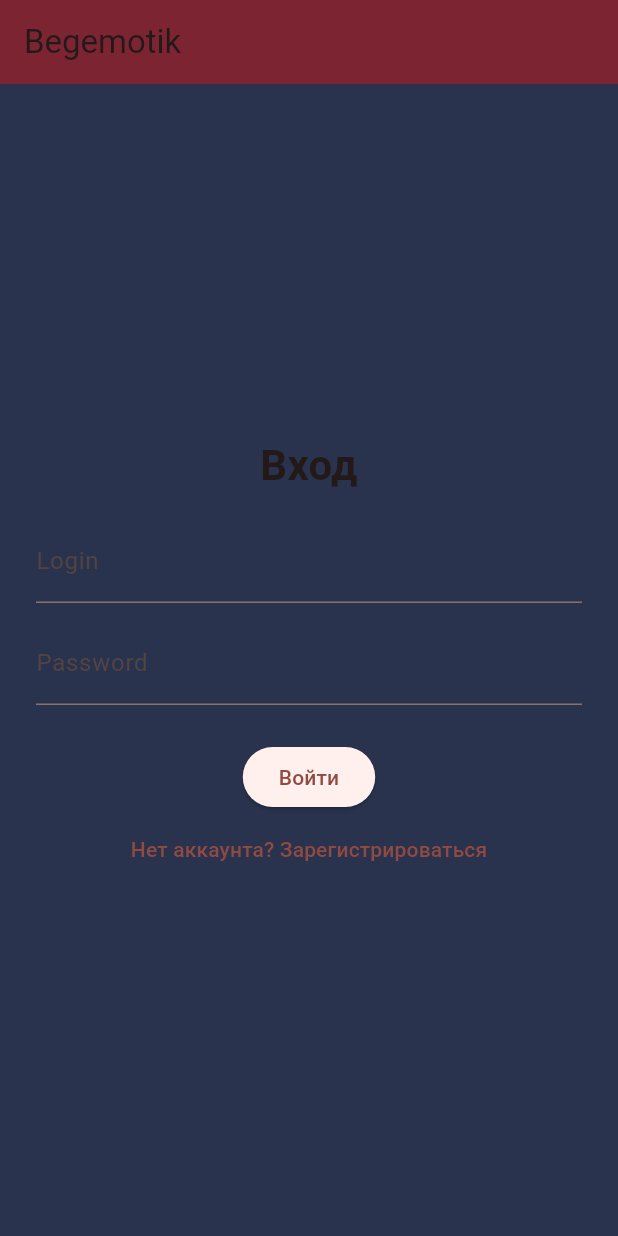
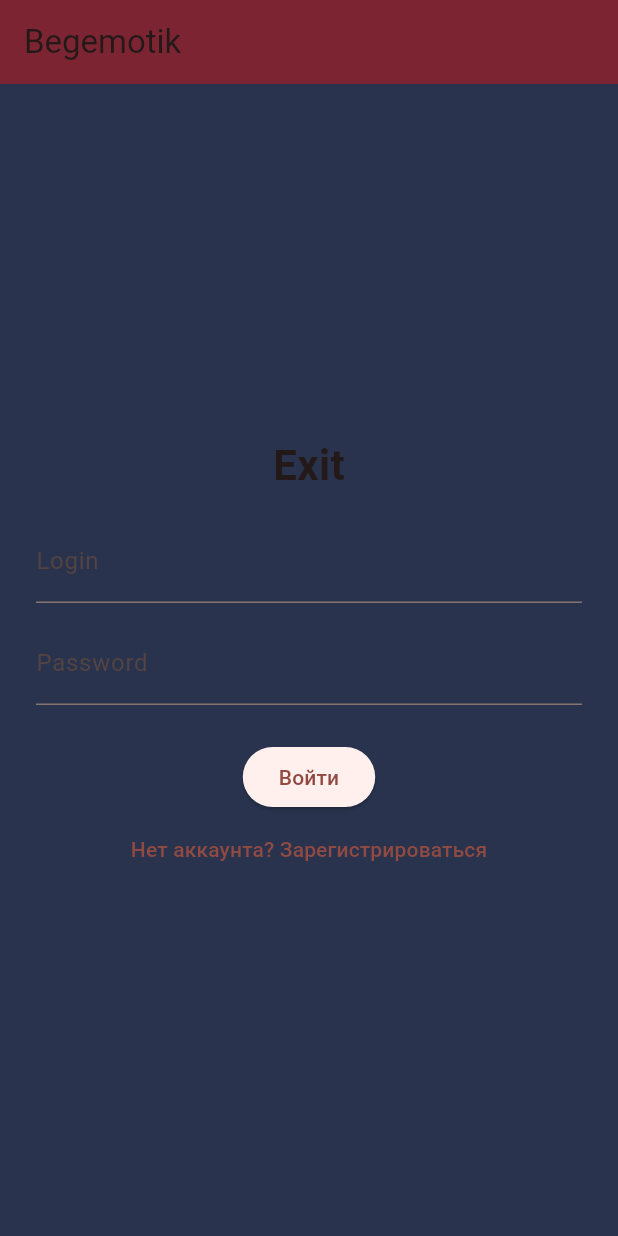
Before and after one commit to jeanofkeep/messenger_test, a Flutter app: the screen it shows after launch, on a phone screen of 412 x 824 dp. Run offline on Flutter 3.47's test engine with Material 3 defaults, Android fonts, the phone set to English and light mode, and no system bars.

Commit message:
First commit!

```diff
--- a/lib/auth_page.dart
+++ b/lib/auth_page.dart
@@ -76,7 +76,7 @@ class _AuthPageState extends State<AuthPage> {
               mainAxisSize: MainAxisSize.min,
               children: [
                 Text(
-                  _isLogin ? 'Вход' : 'Регистрация',
+                  _isLogin ? 'Exit' : 'Регистрация',
                   style: const TextStyle(
                       fontSize: 28, fontWeight: FontWeight.bold),
                 ),
```
